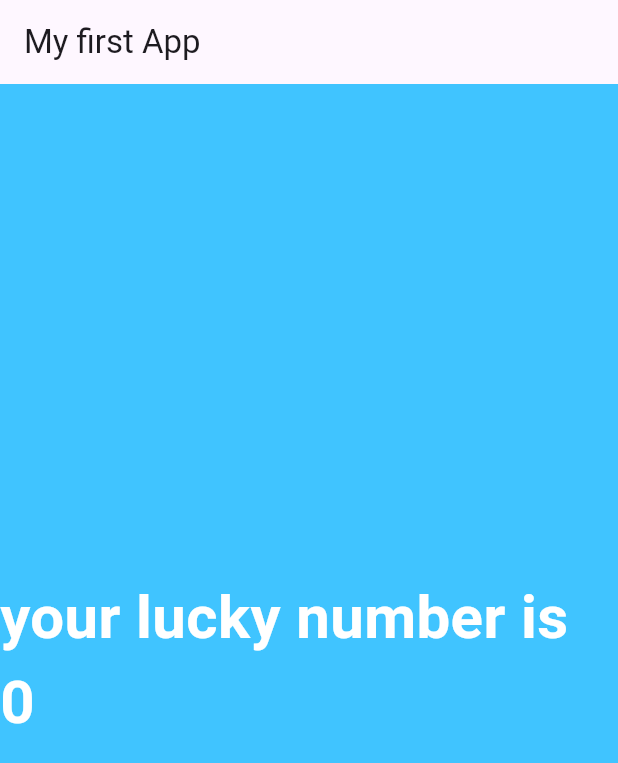
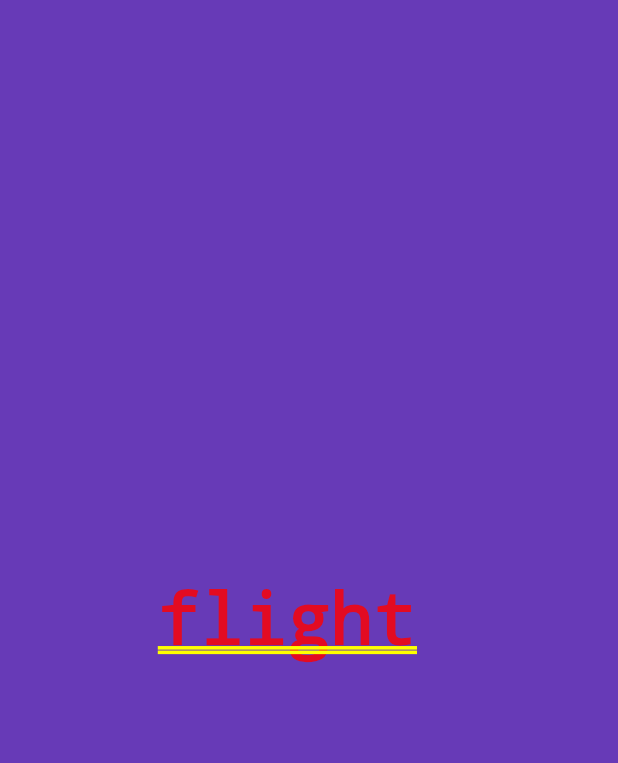
Before and after one commit to MujahidSadiq/flutter_smartherd, a Flutter app: the screen it shows after launch, on a phone screen of 412 x 824 dp. Shown: the top 763 px of the screen. Run offline on Flutter 3.47's test engine with Material 3 defaults, Android fonts, the phone set to English and light mode, and no system bars.

Commit message:
exploring container , center , margin and padding

```diff
--- /dev/null
+++ b/lib/app_screen/home.dart
@@ -0,0 +1,40 @@
+import 'package:flutter/material.dart';
+
+class Home extends StatelessWidget {
+  const Home({super.key});
+
+  @override
+  Widget build(BuildContext context) {
+    return Center(
+      child: Container(
+        // container is similar to div element
+        alignment: Alignment.center,
+        color: Colors.deepPurple,
+        // width: 200.0, // it will not give impact beacuse ,container widget is
+        // taking its parent MaterialApp widget height and width.
+        // height: 100.0,
+        // margin: EdgeInsets.all(15.0 ),  // or use only(left:15.0,top:15.0) as
+        // padding: EdgeInsets.all(15.0),
+        child: Text(
+          'flight ',
+          textDirection: TextDirection.ltr,
+        ),
+      ),
+    );
+  }
+}
+
+
+/** to solve this issue we take such widget which have more priority to
+ * acquire height and width of its child widget , so thats why we will
+ * wrap container widget with center widget .
+ */
+
+
+/**
+ * Now how to use margin and padding in flutter
+ */
+
+/**
+ * how to give the style to the text widget .
+ */
```
Also changed, not shown: lib/main.dart (+10 -18 lines).
